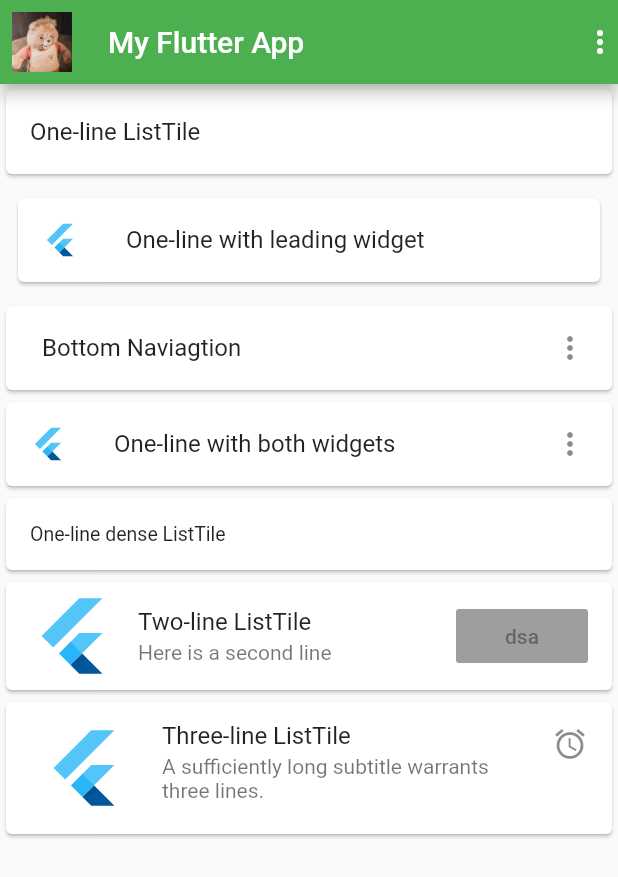
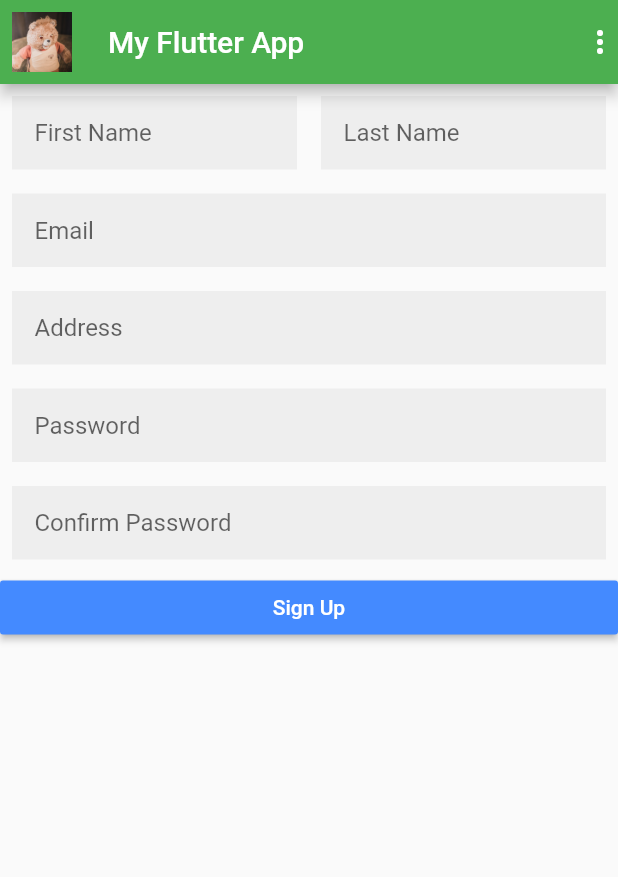
Before and after one commit to AshishGz/TIC-Flutter-class, a Flutter app: the screen it shows after launch, on a phone screen of 412 x 824 dp. Shown: the top 877 px of the screen. Run offline on Flutter 3.47's test engine with Material 2 defaults, Android fonts, the phone set to English and light mode, and no system bars; our stand-ins replace validators.

Commit message:
form flutter

```diff
--- a/lib/main.dart
+++ b/lib/main.dart
@@ -4,6 +4,7 @@ import 'package:flutter_class_TIC/widgets/IconImageWidget.dart';
 import 'package:flutter_class_TIC/widgets/asscetImagewidget.dart';
 import 'package:flutter_class_TIC/widgets/buttonWidget.dart';
 import 'package:flutter_class_TIC/widgets/containerWidget.dart';
+import 'package:flutter_class_TIC/widgets/form/myForm.dart';
 import 'package:flutter_class_TIC/widgets/listTileWidget.dart';
 import 'package:flutter_class_TIC/widgets/listViewWidget.dart';
 import 'package:flutter_class_TIC/widgets/networkImageWidget.dart';
@@ -70,7 +71,7 @@ class _FlutterClassState extends State<FlutterClass> {
                 Icon(Icons.more_vert),
               ],
             ),
-            body: ListTileWidget()
+            body: TestForm()
 //            SingleChildScrollView(
 //          child: Column(
 //            crossAxisAlignment: CrossAxisAlignment.start,
--- /dev/null
+++ b/lib/widgets/form/formModel.dart
@@ -0,0 +1,10 @@
+class Model {
+  String firstName;
+  String lastName;
+  String email;
+  String address;
+  String password;
+
+  Model(
+      {this.firstName, this.lastName, this.email, this.address, this.password});
+}
--- /dev/null
+++ b/lib/widgets/form/myCoustomTextFeild.dart
@@ -0,0 +1,37 @@
+import 'package:flutter/material.dart';
+
+class MyTextFormField extends StatelessWidget {
+  final String hintText;
+  final Function validator;
+  final Function onSaved;
+  final bool isPassword;
+  final bool isEmail;
+
+  MyTextFormField({
+    this.hintText,
+    this.validator,
+    this.onSaved,
+    this.isPassword = false,
+    this.isEmail = false,
+  });
+
+  @override
+  Widget build(BuildContext context) {
+    return Padding(
+      padding: EdgeInsets.all(8.0),
+      child: TextFormField(
+        decoration: InputDecoration(
+          hintText: hintText,
+          contentPadding: EdgeInsets.all(15.0),
+          border: InputBorder.none,
+          filled: true,
+          fillColor: Colors.grey[200],
+        ),
+        obscureText: isPassword ? true : false,
+        validator: validator,
+        onSaved: onSaved,
+        keyboardType: isEmail ? TextInputType.emailAddress : TextInputType.text,
+      ),
+    );
+  }
+}
--- /dev/null
+++ b/lib/widgets/form/myForm.dart
@@ -0,0 +1,149 @@
+import 'dart:convert';
+
+import 'package:flutter/material.dart';
+import 'package:flutter_class_TIC/widgets/form/formModel.dart';
+import 'package:flutter_class_TIC/widgets/form/result.dart';
+import 'package:validators/validators.dart' as validator;
+import 'myCoustomTextFeild.dart';
+
+class TestForm extends StatefulWidget {
+  @override
+  _TestFormState createState() => _TestFormState();
+}
+
+class _TestFormState extends State<TestForm> {
+  final _formKey = GlobalKey<FormState>();
+  Model model = Model();
+
+  @override
+  Widget build(BuildContext context) {
+    final halfMediaWidth = MediaQuery.of(context).size.width / 2.0;
+
+    return Form(
+      key: _formKey,
+      child: ListView(
+        keyboardDismissBehavior: ScrollViewKeyboardDismissBehavior.onDrag,
+        children: <Widget>[
+          Container(
+            alignment: Alignment.topCenter,
+            child: Row(
+              crossAxisAlignment: CrossAxisAlignment.start,
+              children: <Widget>[
+                Container(
+                  alignment: Alignment.topCenter,
+                  width: halfMediaWidth,
+                  child: MyTextFormField(
+                    hintText: 'First Name',
+                    validator: (String value) {
+                      if (value.isEmpty) {
+                        return 'Enter your first name';
+                      }
+                      return null;
+                    },
+                    onSaved: (String value) {
+                      model.firstName = value;
+                    },
+                  ),
+                ),
+                Container(
+                  alignment: Alignment.topCenter,
+                  width: halfMediaWidth,
+                  child: MyTextFormField(
+                    hintText: 'Last Name',
+                    validator: (String value) {
+                      if (value.isEmpty) {
+                        return 'Enter your last name';
+                      }
+                      return null;
+                    },
+                    onSaved: (String value) {
+                      model.lastName = value;
+                    },
+                  ),
+                )
+              ],
+            ),
+          ),
+          MyTextFormField(
+            hintText: 'Email',
+            isEmail: true,
+            validator: (String value) {
+              if (!validator.isEmail(value)) {
+                return 'Please enter a valid email';
+              }
+              return null;
+            },
+            onSaved: (String value) {
+              model.email = value;
+            },
+          ),
+          MyTextFormField(
+            hintText: 'Address',
+            validator: (String value) {
+              if (value.isEmpty) {
+                return 'Please enter Address';
+              }
+              return null;
+            },
+            onSaved: (String value) {
+              model.address = value;
+            },
+          ),
+          MyTextFormField(
+            hintText: 'Password',
+            isPassword: true,
+            validator: (String value) {
+              if (value.length < 7) {
+                return 'Password should be minimum 7 characters';
+              }
+              _formKey.currentState.save();
+              return null;
+            },
+            onSaved: (String value) {
+              model.password = value;
+            },
+          ),
+          MyTextFormField(
+            hintText: 'Confirm Password',
+            isPassword: true,
+            validator: (String value) {
+              if (value.length < 7) {
+                return 'Password should be minimum 7 characters';
+              } else if (model.password != null && value != model.password) {
+                print(value);
+                print(model.password);
+                return 'Password not matched';
+              }
+              return null;
+            },
+          ),
+          RaisedButton(
+            color: Colors.blueAccent,
+            onPressed: () {
+              if (_formKey.currentState.validate()) {
+                _formKey.currentState.save();
+                print(model.firstName);
+
+                Navigator.push(
+                    context,
+                    MaterialPageRoute(
+                        builder: (context) => Result(model: this.model)));
+              } else {
+                final snackBar = SnackBar(
+                  content: Text('Fill form Properly'),
+                );
+                Scaffold.of(context).showSnackBar(snackBar);
+              }
+            },
+            child: Text(
+              'Sign Up',
+              style: TextStyle(
+                color: Colors.white,
+              ),
+            ),
+          )
+        ],
+      ),
+    );
+  }
+}
--- a/pubspec.yaml
+++ b/pubspec.yaml
@@ -29,6 +29,7 @@ dependencies:
   # Use with the CupertinoIcons class for iOS style icons.
   cupertino_icons: ^0.1.3
   english_words: ^3.1.5
+  validators: ^2.0.0+1
 
 dev_dependencies:
   flutter_test:
```
Also changed, not shown: lib/widgets/form/result.dart (added, +26 -0 lines), pubspec.lock.
